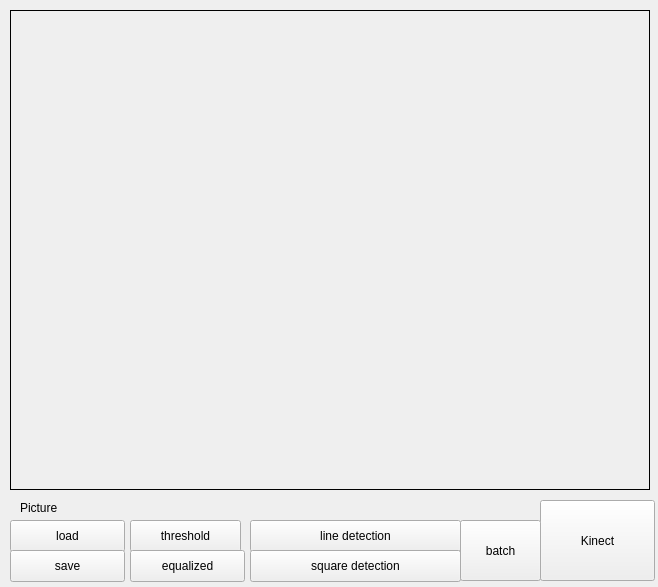
Qt form ui/mainwindow.ui (najlepsiwebdesigner/opencv-lab) before a commit.
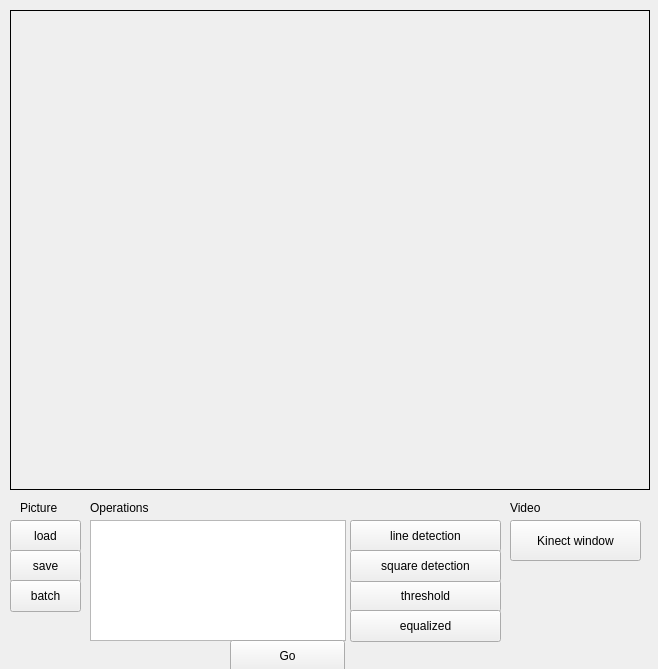
The same form after that commit.

Commit message: add operations list to main window, enable drag and drop support in batch window, add boost

```diff
--- a/ui/mainwindow.ui
+++ b/ui/mainwindow.ui
@@ -7,7 +7,7 @@
     <x>0</x>
     <y>0</y>
     <width>658</width>
-    <height>587</height>
+    <height>669</height>
    </rect>
   </property>
   <property name="sizePolicy">
@@ -22,12 +22,6 @@
     <height>587</height>
    </size>
   </property>
-  <property name="maximumSize">
-   <size>
-    <width>658</width>
-    <height>587</height>
-   </size>
-  </property>
   <property name="windowTitle">
    <string>idOCR</string>
   </property>
@@ -62,7 +56,7 @@
      <rect>
       <x>10</x>
       <y>520</y>
-      <width>115</width>
+      <width>71</width>
       <height>32</height>
      </rect>
     </property>
@@ -81,7 +75,7 @@
      <rect>
       <x>10</x>
       <y>550</y>
-      <width>115</width>
+      <width>71</width>
       <height>32</height>
      </rect>
     </property>
@@ -92,10 +86,10 @@
    <widget class="QPushButton" name="showWebcam">
     <property name="geometry">
      <rect>
-      <x>540</x>
-      <y>500</y>
-      <width>115</width>
-      <height>81</height>
+      <x>510</x>
+      <y>520</y>
+      <width>131</width>
+      <height>41</height>
      </rect>
     </property>
     <property name="autoFillBackground">
@@ -105,7 +99,7 @@
      <string notr="true"/>
     </property>
     <property name="text">
-     <string>Kinect</string>
+     <string>Kinect window</string>
     </property>
    </widget>
    <widget class="QLabel" name="label">
@@ -124,9 +118,9 @@
    <widget class="QPushButton" name="thresholdButton">
     <property name="geometry">
      <rect>
-      <x>130</x>
-      <y>520</y>
-      <width>111</width>
+      <x>350</x>
+      <y>580</y>
+      <width>151</width>
       <height>32</height>
      </rect>
     </property>
@@ -137,9 +131,9 @@
    <widget class="QPushButton" name="showLines">
     <property name="geometry">
      <rect>
-      <x>250</x>
+      <x>350</x>
       <y>520</y>
-      <width>211</width>
+      <width>151</width>
       <height>32</height>
      </rect>
     </property>
@@ -150,9 +144,9 @@
    <widget class="QPushButton" name="showSquares">
     <property name="geometry">
      <rect>
-      <x>250</x>
+      <x>350</x>
       <y>550</y>
-      <width>211</width>
+      <width>151</width>
       <height>32</height>
      </rect>
     </property>
@@ -163,9 +157,9 @@
    <widget class="QPushButton" name="showEqualized">
     <property name="geometry">
      <rect>
-      <x>130</x>
-      <y>550</y>
-      <width>115</width>
+      <x>350</x>
+      <y>610</y>
+      <width>151</width>
       <height>32</height>
      </rect>
     </property>
@@ -176,16 +170,65 @@
    <widget class="QPushButton" name="batchWindow">
     <property name="geometry">
      <rect>
-      <x>460</x>
-      <y>520</y>
-      <width>81</width>
-      <height>61</height>
+      <x>10</x>
+      <y>580</y>
+      <width>71</width>
+      <height>32</height>
      </rect>
     </property>
     <property name="text">
      <string>batch</string>
     </property>
    </widget>
+   <widget class="QListView" name="operationsList">
+    <property name="geometry">
+     <rect>
+      <x>90</x>
+      <y>520</y>
+      <width>256</width>
+      <height>121</height>
+     </rect>
+    </property>
+   </widget>
+   <widget class="QLabel" name="label_2">
+    <property name="geometry">
+     <rect>
+      <x>90</x>
+      <y>500</y>
+      <width>81</width>
+      <height>16</height>
+     </rect>
+    </property>
+    <property name="text">
+     <string>Operations</string>
+    </property>
+   </widget>
+   <widget class="QLabel" name="label_3">
+    <property name="geometry">
+     <rect>
+      <x>510</x>
+      <y>500</y>
+      <width>59</width>
+      <height>16</height>
+     </rect>
+    </property>
+    <property name="text">
+     <string>Video</string>
+    </property>
+   </widget>
+   <widget class="QPushButton" name="executeButton">
+    <property name="geometry">
+     <rect>
+      <x>230</x>
+      <y>640</y>
+      <width>115</width>
+      <height>32</height>
+     </rect>
+    </property>
+    <property name="text">
+     <string>Go</string>
+    </property>
+   </widget>
   </widget>
  </widget>
  <resources/>
```
The commit also changes 7 other files.
